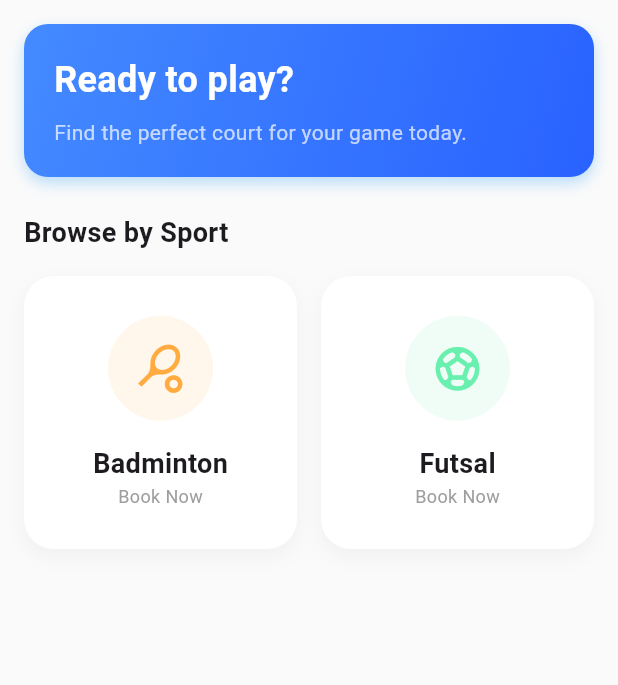
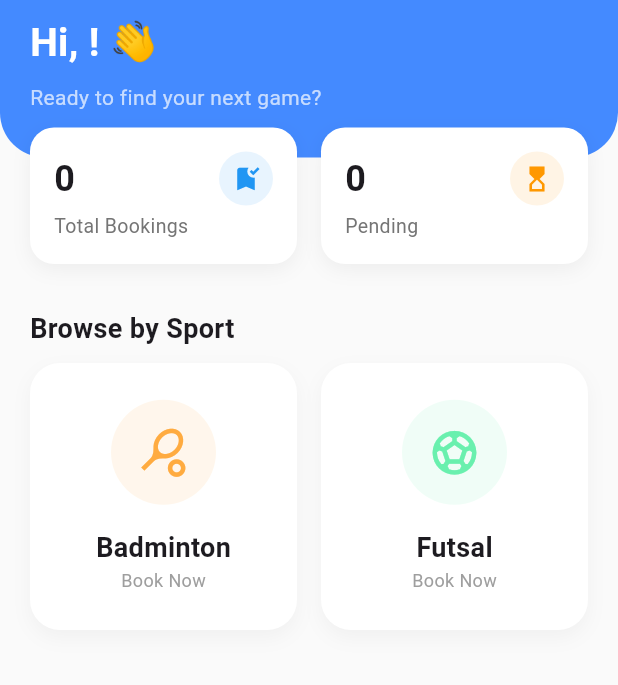
Before and after one commit to AmirKma112/court_time, a Flutter app: the PlayerDashboard screen opened by its route, on a phone screen of 412 x 824 dp, the part 84-769 px from its top. Run offline on Flutter 3.47's test engine with Material 3 defaults, Android fonts, the phone set to English and light mode, and no system bars; our stand-ins replace cloud_firestore, firebase_auth, firebase_core; accounts and stored records are empty.

Commit message:
update player dashboard with adding total bookings and pending

```diff
--- a/lib/screens/player/player_dashboard.dart
+++ b/lib/screens/player/player_dashboard.dart
@@ -1,20 +1,17 @@
 import 'package:flutter/material.dart';
+import 'package:cloud_firestore/cloud_firestore.dart'; // Import Firestore
 import '../../services/auth_service.dart';
 import '../auth/login_screen.dart';
 import 'court_list_screen.dart';
-import 'profile/my_bookings_screen.dart'; // We will create this next
+import 'profile/my_bookings_screen.dart';
 
 class PlayerDashboard extends StatelessWidget {
-  const PlayerDashboard({Key? key}) : super(key: key);
+  const PlayerDashboard({super.key});
 
   // Logout Function
   void _handleLogout(BuildContext context) async {
-    // 1. Sign out from Firebase
     await AuthService().signOut();
-
     if (!context.mounted) return;
-
-    // 2. Return to Login Screen (Remove all history)
     Navigator.pushAndRemoveUntil(
       context,
       MaterialPageRoute(builder: (context) => const LoginScreen()),
@@ -24,21 +21,31 @@ class PlayerDashboard extends StatelessWidget {
 
   @override
   Widget build(BuildContext context) {
-    // Get current user email for display
-    final userEmail = AuthService().currentUser?.email ?? "Player";
+    final user = AuthService().currentUser;
+    final userId = user?.uid;
+    final userEmail = user?.email ?? "Player";
 
     return Scaffold(
+      backgroundColor: Colors.grey[50], // Light background for better contrast
       appBar: AppBar(
         title: const Text("CourtTime+"),
         backgroundColor: Colors.blueAccent,
+        elevation: 0,
       ),
-      // SIDE DRAWER
       drawer: Drawer(
         child: ListView(
           padding: EdgeInsets.zero,
           children: [
             UserAccountsDrawerHeader(
-              accountName: const Text("Welcome!"),
+              accountName: StreamBuilder<DocumentSnapshot>(
+                stream: FirebaseFirestore.instance.collection('users').doc(userId).snapshots(),
+                builder: (context, snapshot) {
+                  if (snapshot.hasData && snapshot.data!.exists) {
+                    return Text(snapshot.data!['name'] ?? "Player");
+                  }
+                  return const Text("Player");
+                },
+              ),
               accountEmail: Text(userEmail),
               currentAccountPicture: const CircleAvatar(
                 backgroundColor: Colors.white,
@@ -49,14 +56,13 @@ class PlayerDashboard extends StatelessWidget {
             ListTile(
               leading: const Icon(Icons.home),
               title: const Text('Home'),
-              onTap: () => Navigator.pop(context), // Close drawer
+              onTap: () => Navigator.pop(context),
             ),
             ListTile(
               leading: const Icon(Icons.history),
               title: const Text('My Bookings'),
               onTap: () {
-                Navigator.pop(context); // Close drawer first
-                // Navigate to Booking History
+                Navigator.pop(context);
                 Navigator.push(
                   context,
                   MaterialPageRoute(builder: (context) => const MyBookingsScreen())
@@ -72,60 +78,124 @@ class PlayerDashboard extends StatelessWidget {
           ],
         ),
       ),
-      body: Padding(
-        padding: const EdgeInsets.all(16.0),
+      body: SingleChildScrollView( // Changed to ScrollView to prevent overflow
         child: Column(
           crossAxisAlignment: CrossAxisAlignment.start,
           children: [
-            // Welcome Banner
+            // ====================================================
+            // 1. WELCOME HEADER (Blue Section)
+            // ====================================================
             Container(
               width: double.infinity,
-              padding: const EdgeInsets.all(20),
-              decoration: BoxDecoration(
-                gradient: LinearGradient(
-                  colors: [Colors.blueAccent, Colors.blueAccent.shade700],
-                  begin: Alignment.topLeft,
-                  end: Alignment.bottomRight,
+              padding: const EdgeInsets.fromLTRB(20, 10, 20, 30),
+              decoration: const BoxDecoration(
+                color: Colors.blueAccent,
+                borderRadius: BorderRadius.only(
+                  bottomLeft: Radius.circular(30),
+                  bottomRight: Radius.circular(30),
                 ),
-                borderRadius: BorderRadius.circular(16),
-                boxShadow: [
-                  BoxShadow(
-                    color: Colors.blue.withOpacity(0.3),
-                    blurRadius: 8,
-                    offset: const Offset(0, 4),
               ),
-                ],
-              ),
-              child: const Column(
+              child: Column(
                 crossAxisAlignment: CrossAxisAlignment.start,
                 children: [
-                  Text(
-                    "Ready to play?",
-                    style: TextStyle(
-                      fontSize: 24,
+                  // Fetch Name Dynamically
+                  StreamBuilder<DocumentSnapshot>(
+                    stream: FirebaseFirestore.instance.collection('users').doc(userId).snapshots(),
+                    builder: (context, snapshot) {
+                      String name = "Player";
+                      if (snapshot.hasData && snapshot.data!.exists) {
+                        name = snapshot.data!['name'] ?? "Player";
+                      }
+                      return Text(
+                        "Hi, $name! 👋",
+                        style: const TextStyle(
+                          fontSize: 26,
                           fontWeight: FontWeight.bold,
                           color: Colors.white
                         ),
+                      );
+                    },
                   ),
-                  SizedBox(height: 8),
-                  Text(
-                    "Find the perfect court for your game today.",
+                  const SizedBox(height: 8),
+                  const Text(
+                    "Ready to find your next game?",
                     style: TextStyle(fontSize: 14, color: Colors.white70),
                   ),
                 ],
               ),
             ),
-            const SizedBox(height: 24),
 
-            const Text(
+            // ====================================================
+            // 2. STATS CARDS (Overlapping the Blue Header)
+            // ====================================================
+            Transform.translate(
+              offset: const Offset(0, -20), // Move up by 20px
+              child: Padding(
+                padding: const EdgeInsets.symmetric(horizontal: 20),
+                // STREAM BUILDER FOR BOOKING COUNTS
+                child: StreamBuilder<QuerySnapshot>(
+                  stream: FirebaseFirestore.instance
+                      .collection('bookings')
+                      .where('userId', isEqualTo: userId)
+                      .snapshots(),
+                  builder: (context, snapshot) {
+
+                    // Default values while loading
+                    int totalBookings = 0;
+                    int pendingBookings = 0;
+
+                    if (snapshot.hasData) {
+                      final docs = snapshot.data!.docs;
+                      totalBookings = docs.length;
+                      // Filter list to count pending
+                      pendingBookings = docs.where((doc) => doc['status'] == 'Pending').length;
+                    }
+
+                    return Row(
+                      children: [
+                        // TOTAL CARD
+                        Expanded(
+                          child: _buildStatCard(
+                            label: "Total Bookings",
+                            count: totalBookings.toString(),
+                            icon: Icons.bookmark_added,
+                            color: Colors.blue,
+                          ),
+                        ),
+                        const SizedBox(width: 16),
+                        // PENDING CARD
+                        Expanded(
+                          child: _buildStatCard(
+                            label: "Pending",
+                            count: pendingBookings.toString(),
+                            icon: Icons.hourglass_top,
+                            color: Colors.orange,
+                          ),
+                        ),
+                      ],
+                    );
+                  },
+                ),
+              ),
+            ),
+
+            // ====================================================
+            // 3. BROWSE SPORTS
+            // ====================================================
+            const Padding(
+              padding: EdgeInsets.symmetric(horizontal: 20, vertical: 10),
+              child: Text(
                 "Browse by Sport",
                 style: TextStyle(fontSize: 18, fontWeight: FontWeight.bold),
               ),
-            const SizedBox(height: 16),
+            ),
 
-            // Sport Categories Grid
-            Expanded(
+            // Sports Grid
+            Padding(
+              padding: const EdgeInsets.symmetric(horizontal: 20),
               child: GridView.count(
+                shrinkWrap: true, // Important for usage inside SingleChildScrollView
+                physics: const NeverScrollableScrollPhysics(), // Disable grid scrolling
                 crossAxisCount: 2,
                 crossAxisSpacing: 16,
                 mainAxisSpacing: 16,
@@ -135,47 +205,69 @@ class PlayerDashboard extends StatelessWidget {
                     title: "Badminton",
                     icon: Icons.sports_tennis,
                     color: Colors.orangeAccent,
-                    imagePath: "assets/badminton.png", // Optional: Add assets later if needed
-                    onTap: () {
-                      Navigator.push(
+                    onTap: () => Navigator.push(
                       context,
-                        MaterialPageRoute(
-                          builder: (context) => const CourtListScreen(sportType: 'Badminton'),
-                        ),
-                      );
-                    }
+                      MaterialPageRoute(builder: (context) => const CourtListScreen(sportType: 'Badminton')),
+                    )
                   ),
                   _buildSportCard(
                     context,
                     title: "Futsal",
                     icon: Icons.sports_soccer,
                     color: Colors.greenAccent,
-                    imagePath: "assets/futsal.png",
-                    onTap: () {
-                      Navigator.push(
+                    onTap: () => Navigator.push(
                       context,
-                        MaterialPageRoute(
-                          builder: (context) => const CourtListScreen(sportType: 'Futsal'),
-                        ),
-                      );
-                    }
+                      MaterialPageRoute(builder: (context) => const CourtListScreen(sportType: 'Futsal')),
+                    )
                   ),
                 ],
               ),
             ),
+            const SizedBox(height: 30),
           ],
         ),
       ),
     );
   }
 
-  // Helper Widget for Sport Cards
+  // WIDGET: Stats Card
+  Widget _buildStatCard({required String label, required String count, required IconData icon, required Color color}) {
+    return Container(
+      padding: const EdgeInsets.all(16),
+      decoration: BoxDecoration(
+        color: Colors.white,
+        borderRadius: BorderRadius.circular(16),
+        boxShadow: [
+          BoxShadow(color: Colors.black.withOpacity(0.05), blurRadius: 10, offset: const Offset(0, 4)),
+        ],
+      ),
+      child: Column(
+        crossAxisAlignment: CrossAxisAlignment.start,
+        children: [
+          Row(
+            mainAxisAlignment: MainAxisAlignment.spaceBetween,
+            children: [
+              Text(count, style: const TextStyle(fontSize: 24, fontWeight: FontWeight.bold)),
+              Container(
+                padding: const EdgeInsets.all(8),
+                decoration: BoxDecoration(color: color.withOpacity(0.1), shape: BoxShape.circle),
+                child: Icon(icon, color: color, size: 20),
+              ),
+            ],
+          ),
+          const SizedBox(height: 4),
+          Text(label, style: TextStyle(color: Colors.grey[600], fontSize: 13)),
+        ],
+      ),
+    );
+  }
+
+  // WIDGET: Sport Card
   Widget _buildSportCard(BuildContext context, {
     required String title,
     required IconData icon,
     required Color color,
     required VoidCallback onTap,
-    String? imagePath,
   }) {
     return GestureDetector(
       onTap: onTap,
@@ -184,11 +276,7 @@ class PlayerDashboard extends StatelessWidget {
           color: Colors.white,
           borderRadius: BorderRadius.circular(20),
           boxShadow: [
-            BoxShadow(
-              color: Colors.grey.withOpacity(0.1),
-              blurRadius: 10,
-              offset: const Offset(0, 5),
-            ),
+            BoxShadow(color: Colors.grey.withOpacity(0.1), blurRadius: 10, offset: const Offset(0, 5)),
           ],
         ),
         child: Column(
@@ -200,14 +288,8 @@ class PlayerDashboard extends StatelessWidget {
               child: Icon(icon, size: 35, color: color),
             ),
             const SizedBox(height: 16),
-            Text(
-              title,
-              style: const TextStyle(fontSize: 18, fontWeight: FontWeight.bold),
-            ),
-            Text(
-              "Book Now",
-              style: TextStyle(fontSize: 12, color: Colors.grey[500]),
-            ),
+            Text(title, style: const TextStyle(fontSize: 18, fontWeight: FontWeight.bold)),
+            Text("Book Now", style: TextStyle(fontSize: 12, color: Colors.grey[500])),
           ],
         ),
       ),
```
Lines whose indentation alone changed are shown as unchanged.
